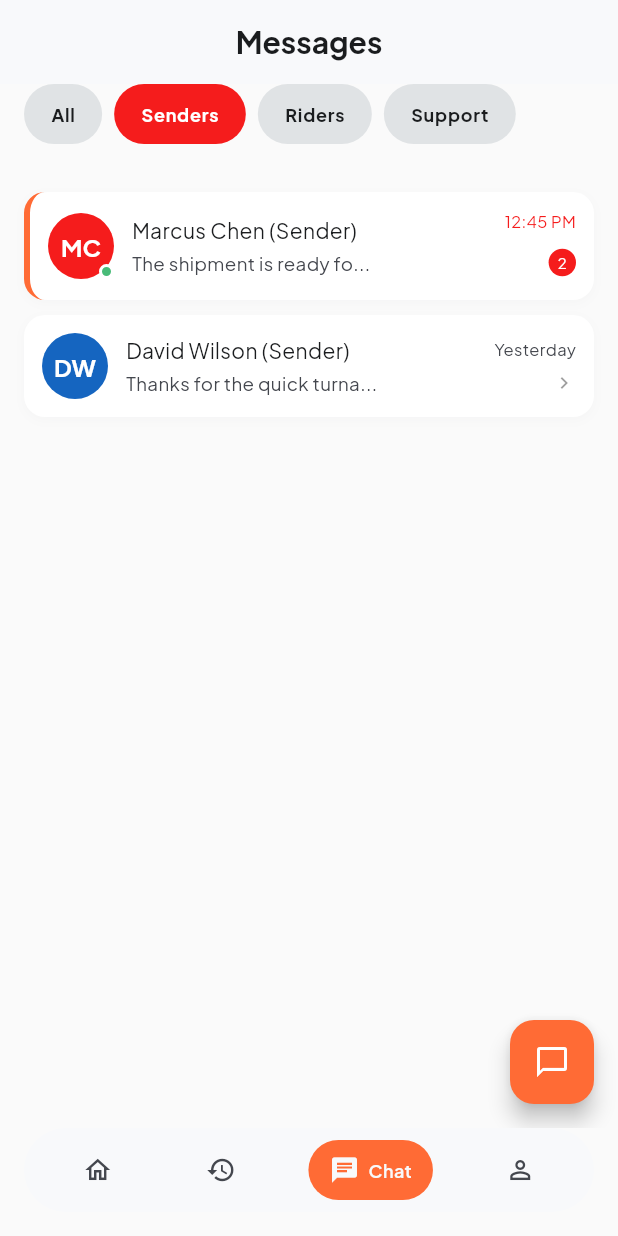
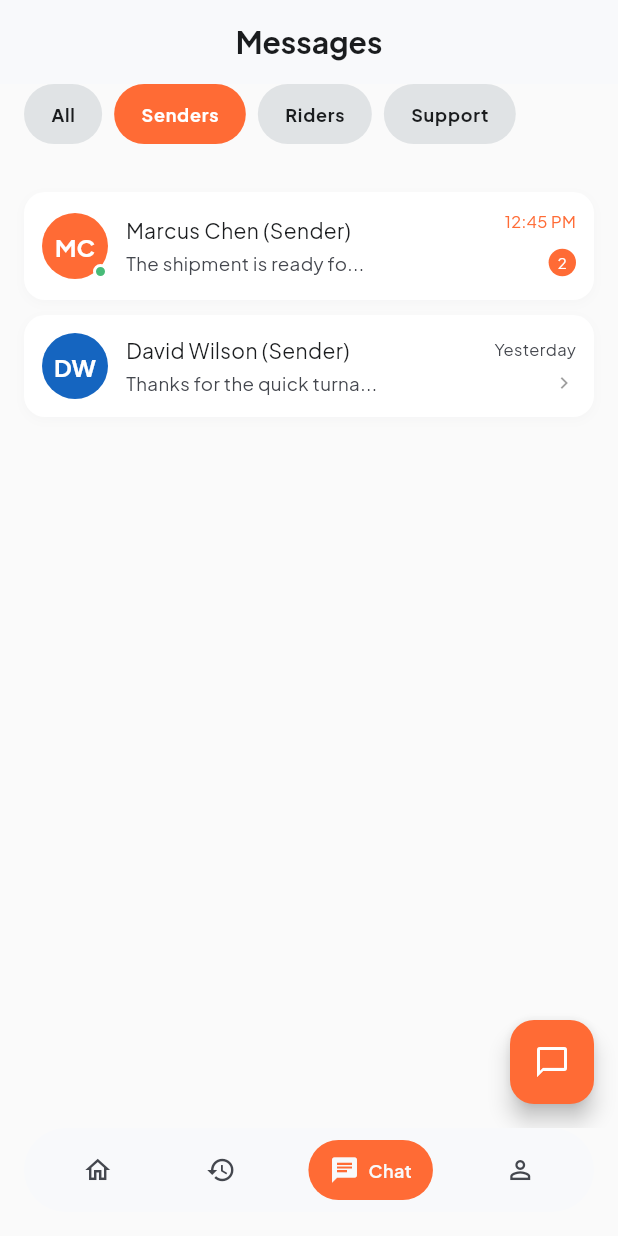
Before and after one commit to Dev-hurl/swiftcel, a Flutter app: the ChatListScreen screen opened by its route, after a tap on "Senders", on a phone screen of 412 x 824 dp. Run offline on Flutter 3.47's test engine with Material 3 defaults, Android fonts, the phone set to English and light mode, and no system bars; our stand-ins replace app_links, cloud_firestore, firebase_analytics, firebase_auth, firebase_core, fl_chart and 3 more; accounts and stored records are empty.

Commit message:
improved UI components and styles across multiple screens

```diff
--- a/lib/features/chat/presentation/screens/chat_list_screen.dart
+++ b/lib/features/chat/presentation/screens/chat_list_screen.dart
@@ -14,7 +14,6 @@ class ChatPreview {
   final String time;
   final int unreadCount;
   final bool isRead;
-  final bool isPinned;
   final bool isOnline;
   final IconData? trailingIcon;
 
@@ -27,7 +26,6 @@ class ChatPreview {
     required this.time,
     this.unreadCount = 0,
     this.isRead = false,
-    this.isPinned = false,
     this.isOnline = false,
     this.trailingIcon,
   });
@@ -48,12 +46,11 @@ class _ChatListScreenState extends State<ChatListScreen> {
     ChatPreview(
       name: 'Marcus Chen (Sender)',
       initials: 'MC',
-      avatarColor: AppColors.orangeSecondary,
+      avatarColor: AppColors.orangePrimary,
       counterpart: ChatCounterpart.sender,
       lastMessage: 'The shipment is ready fo...',
       time: '12:45 PM',
       unreadCount: 2,
-      isPinned: true,
       isOnline: true,
     ),
     ChatPreview(
@@ -68,7 +65,7 @@ class _ChatListScreenState extends State<ChatListScreen> {
     ChatPreview(
       name: 'SwiftCel Support Bot',
       initials: '',
-      avatarColor: AppColors.orangeSecondary,
+      avatarColor: AppColors.orangePrimary,
       counterpart: ChatCounterpart.support,
       lastMessage: 'Your weekly earnings rep...',
       time: '09:15 AM',
@@ -219,7 +216,7 @@ class _FilterChip extends StatelessWidget {
         padding: EdgeInsets.symmetric(horizontal: 18, vertical: 12),
         decoration: BoxDecoration(
           color: isSelected
-              ? colorScheme.secondary
+              ? colorScheme.primary
               : colorScheme.surfaceContainerLow,
           borderRadius: BorderRadius.circular(20),
         ),
@@ -256,12 +253,10 @@ class _ChatTile extends StatelessWidget {
         decoration: BoxDecoration(
           color: colorScheme.surfaceBright,
           borderRadius: BorderRadius.circular(14),
-          border: chat.isPinned
-              ? Border(left: BorderSide(color: colorScheme.primary, width: 4))
-              : null,
+
           boxShadow: [
             BoxShadow(
-              color: AppColors.onSurfaceVariant.withValues(alpha: 0.03),
+              color: colorScheme.onSurfaceVariant.withValues(alpha: 0.03),
               blurRadius: 6,
               offset: Offset(0, 2),
             ),
@@ -326,7 +321,7 @@ class _ChatTile extends StatelessWidget {
                 ],
               ),
             ),
-            const SizedBox(width: 8),
+            SizedBox(width: 8),
             Column(
               crossAxisAlignment: CrossAxisAlignment.end,
               children: [
@@ -335,16 +330,16 @@ class _ChatTile extends StatelessWidget {
                   style: TextStyle(
                     fontSize: 11,
                     color: chat.unreadCount > 0
-                        ? AppColors.orangeSecondary
+                        ? AppColors.orangePrimary
                         : colorScheme.onSurfaceVariant,
                   ),
                 ),
-                const SizedBox(height: 6),
+                SizedBox(height: 6),
                 if (chat.unreadCount > 0)
                   Container(
-                    padding: const EdgeInsets.all(6),
-                    decoration: const BoxDecoration(
-                      color: AppColors.orangeSecondary,
+                    padding: EdgeInsets.all(6),
+                    decoration: BoxDecoration(
+                      color: AppColors.orangePrimary,
                       shape: BoxShape.circle,
                     ),
                     child: Text(
--- a/lib/features/notifications/presentation/screens/notification_screen.dart
+++ b/lib/features/notifications/presentation/screens/notification_screen.dart
@@ -95,6 +95,8 @@ class _NotificationsScreenState extends State<NotificationsScreen> {
 
   @override
   Widget build(BuildContext context) {
+    final textTheme = Theme.of(context).textTheme;
+
     return Scaffold(
       body: SafeArea(
         child: Padding(
@@ -102,7 +104,7 @@ class _NotificationsScreenState extends State<NotificationsScreen> {
           child: Column(
             crossAxisAlignment: CrossAxisAlignment.start,
             children: [
-              Text('Notifications', style: AppFonts.displayMedium),
+              Text('Notifications', style: textTheme.headlineLarge),
               SizedBox(height: 24),
               Row(
                 children: NotifFilter.values.map((f) {
--- a/lib/features/rider/presentation/screens/proof_of_delivery.dart
+++ b/lib/features/rider/presentation/screens/proof_of_delivery.dart
@@ -52,7 +52,7 @@ class _ProofOfDeliveryScreenState extends State<ProofOfDeliveryScreen> {
     return Scaffold(
       appBar: AppBar(
         centerTitle: true,
-        title: Text('Proof of Delivery', style: textTheme.headlineMedium),
+        title: Text('Proof of Delivery', style: textTheme.headlineLarge),
       ),
       body: ListView(
         padding: EdgeInsets.all(16),
--- a/lib/features/sender/presentation/screens/sender_edit_profile.dart
+++ b/lib/features/sender/presentation/screens/sender_edit_profile.dart
@@ -27,6 +27,7 @@ class _SenderEditProfileState extends State<SenderEditProfile> {
       body: Center(
         child: Padding(
           padding: EdgeInsets.symmetric(horizontal: 16, vertical: 32),
+          child: SingleChildScrollView(
             child: Column(
               children: [
                 Stack(
@@ -268,6 +269,7 @@ class _SenderEditProfileState extends State<SenderEditProfile> {
             ),
           ),
         ),
+      ),
     );
   }
 }
--- a/lib/features/sender/presentation/screens/sender_settings_screen.dart
+++ b/lib/features/sender/presentation/screens/sender_settings_screen.dart
@@ -27,7 +27,7 @@ class _SenderSettingsScreenState extends State<SenderSettingsScreen> {
         child: ListView(
           padding: EdgeInsets.all(16),
           children: [
-            Text('Settings', style: textTheme.displayMedium),
+            Text('Settings', style: textTheme.headlineLarge),
             SizedBox(height: 24),
             Container(
               padding: EdgeInsets.all(14),
```
Also changed, not shown: lib/features/rider/presentation/screens/delivery_history.dart (+8 -1 lines), lib/features/rider/presentation/screens/rider_edit_profile.dart (+12 -9 lines), lib/features/rider/presentation/screens/rider_home.dart (+6 -8 lines), lib/features/rider/presentation/screens/rider_settings_screen.dart (+6 -9 lines). Lines whose indentation alone changed are shown as unchanged.
